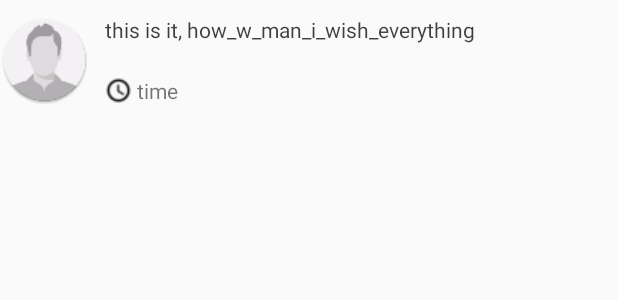
After one commit to andyalbert/GPFrontEnd, an Android app: the layout list_item_friend_request.xml on its own in the app's theme, with its tools: preview values and no code run, on a phone screen of 412 x 824 dp. The commit adds this screen. Shown: the top 300 px of the screen. Run offline under Robolectric (Android 15) with nearby library versions, the phone set to English and light mode, and no system bars.

Commit message:
added the primary notification entity classes, finished both profile notifications

```diff
--- /dev/null
+++ b/app/src/main/res/layout/list_item_friend_request.xml
@@ -0,0 +1,39 @@
+<?xml version="1.0" encoding="utf-8"?>
+<LinearLayout xmlns:android="http://schemas.android.com/apk/res/android"
+    xmlns:tools="http://schemas.android.com/tools"
+    android:orientation="horizontal" android:layout_width="match_parent"
+    android:id="@+id/list_item_friend_request"
+    android:layout_height="80dp">
+        <ImageView
+            android:layout_width="60dp"
+            android:layout_height="60dp"
+            android:id="@+id/list_item_friend_request_image"
+            tools:src="@mipmap/ic_profile_original"
+            android:layout_gravity="center_vertical"
+            />
+    <RelativeLayout
+        android:layout_width="match_parent"
+        android:layout_height="match_parent"
+        android:layout_marginLeft="10dp">
+        <TextView
+            android:layout_marginTop="10dp"
+            android:layout_width="match_parent"
+            android:layout_height="wrap_content"
+            tools:text="this is it, how_w_man_i_wish_everything"
+            android:textColor="?android:textColorPrimary"
+            android:id="@+id/list_item_friend_request_text"
+            />
+        <TextView
+            android:layout_width="match_parent"
+            android:layout_height="wrap_content"
+            android:layout_marginBottom="10dp"
+            android:layout_alignParentBottom="true"
+            tools:text="time"
+            android:gravity="center_vertical"
+            android:drawablePadding="3dp"
+            android:drawableLeft="@drawable/image_time"
+            android:id="@+id/list_item_friend_request_time"
+            />
+    </RelativeLayout>
+
+</LinearLayout>
--- a/app/src/main/res/values/strings.xml
+++ b/app/src/main/res/values/strings.xml
@@ -25,4 +25,6 @@
     <string name="update_frequency_key">update_frequency</string>
     <string name="log_out_key">log_out</string>
     <string name="is_incognito">incognito</string>
+    <string name="friend_request">has added you as a friend</string>
+    <string name="friend_accepted">has accepted your friend request</string>
 </resources>
```
Also changed, not shown: app/src/main/java/com/project/locateme/dataHolder/NotificationManger/AcceptFriend.java (added, +90 -0 lines), app/src/main/java/com/project/locateme/dataHolder/NotificationManger/EnterArea.java (added, +49 -0 lines), app/src/main/java/com/project/locateme/dataHolder/NotificationManger/EventArrival.java (added, +48 -0 lines), app/src/main/java/com/project/locateme/dataHolder/NotificationManger/EventEditing.java (added, +49 -0 lines), app/src/main/java/com/project/locateme/dataHolder/NotificationManger/EventInvitation.java (added, +39 -0 lines), app/src/main/java/com/project/locateme/dataHolder/NotificationManger/FriendRequest.java (added, +90 -0 lines), app/src/main/java/com/project/locateme/dataHolder/NotificationManger/LeaveArea.java (added, +48 -0 lines), app/src/main/java/com/project/locateme/dataHolder/NotificationManger/Notification.java (added, +54 -0 lines), app/src/main/java/com/project/locateme/mainViews/NotificationFragment.java (+62 -0 lines), app/src/main/res/layout/fragment_notifications.xml (+4 -3 lines), app/src/main/res/layout/list_item_accepted_friend.xml (added, +39 -0 lines), app/src/main/res/drawable/image_time.png (added).
